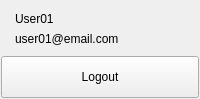
Old version of the form gui/userPopover.ui in the repository addinedu-ros-9th/deeplearning-repo-4.
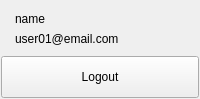
New version of the form.

Diff of the .ui file:
```diff
--- a/gui/userPopover.ui
+++ b/gui/userPopover.ui
@@ -26,19 +26,6 @@
     <string>Logout</string>
    </property>
   </widget>
-  <widget class="QLabel" name="userId">
-   <property name="geometry">
-    <rect>
-     <x>15</x>
-     <y>10</y>
-     <width>171</width>
-     <height>18</height>
-    </rect>
-   </property>
-   <property name="text">
-    <string>User01</string>
-   </property>
-  </widget>
   <widget class="QLabel" name="userEmail">
    <property name="geometry">
     <rect>
@@ -65,6 +52,19 @@
     <string/>
    </property>
   </widget>
+  <widget class="QLabel" name="userName">
+   <property name="geometry">
+    <rect>
+     <x>15</x>
+     <y>10</y>
+     <width>171</width>
+     <height>18</height>
+    </rect>
+   </property>
+   <property name="text">
+    <string>name</string>
+   </property>
+  </widget>
   <zorder>popoverBg</zorder>
   <zorder>logoutBtn</zorder>
   <zorder>userId</zorder>
```
Left out of the diff: 2 changed lines with no effect on the pictures.
